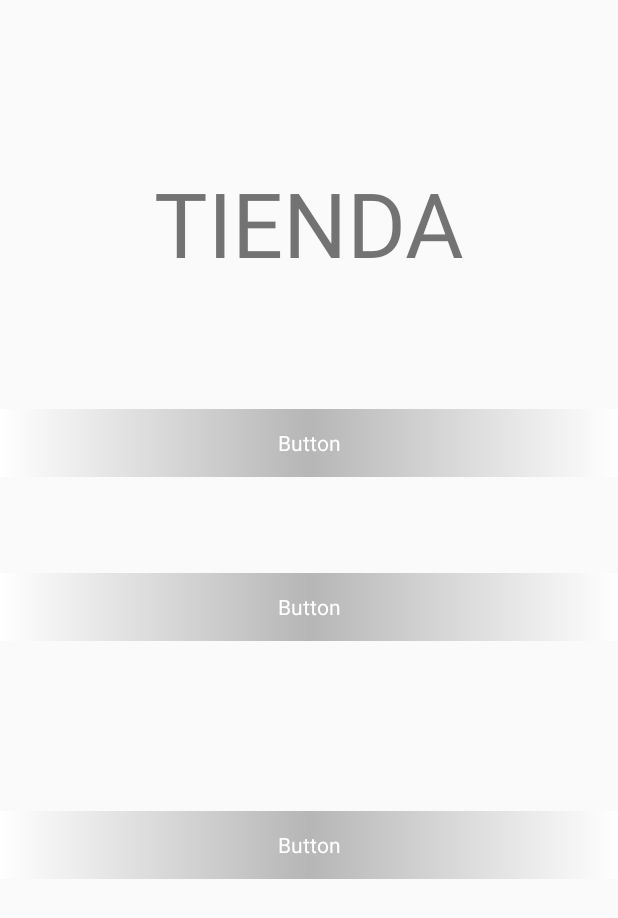
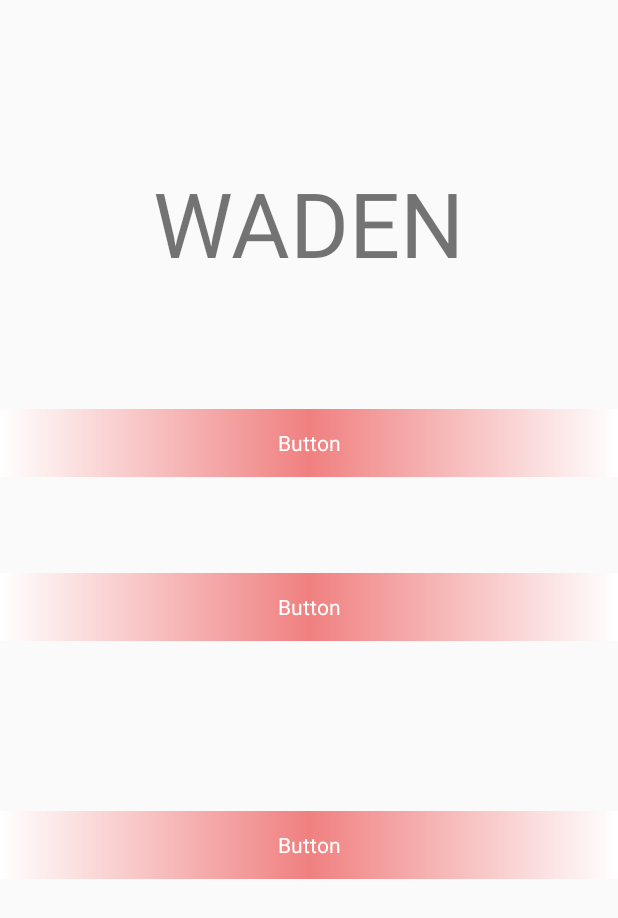
Before and after one commit to Adriaanbl/AdriProject, an Android app: the layout fragment_start_page_.xml on its own in the app's theme, with its tools: preview values and no code run, on a phone screen of 412 x 824 dp. Shown: the top 918 px of the screen. Run offline under Robolectric (Android 15) with nearby library versions, the phone set to English and light mode, and no system bars.

Commit message:
15/10 18:00

```diff
--- a/app/src/main/AndroidManifest.xml
+++ b/app/src/main/AndroidManifest.xml
@@ -7,7 +7,7 @@
         android:dataExtractionRules="@xml/data_extraction_rules"
         android:fullBackupContent="@xml/backup_rules"
         android:icon="@mipmap/ic_launcher"
-        android:label="@string/app_name"
+        android:label=" "
         android:supportsRtl="true"
         android:theme="@style/PrincipalTheme"
         tools:targetApi="31">
--- a/app/src/main/res/drawable/button_selector.xml
+++ /dev/null
@@ -1,8 +0,0 @@
-<?xml version="1.0" encoding="utf-8"?>
-<selector xmlns:android="http://schemas.android.com/apk/res/android">
-    <!-- Estado predeterminado -->
-    <item android:state_enabled="true" android:drawable="@drawable/gradient_button" />
-
-    <!-- Estado cuando el ratón pasa por encima (hover) -->
-    <item android:state_enabled="true" android:state_focused="true" android:drawable="@drawable/gradient_button" />
-</selector>
--- a/app/src/main/res/drawable/gradient_button.xml
+++ b/app/src/main/res/drawable/gradient_button.xml
@@ -1,9 +1,9 @@
 <?xml version="1.0" encoding="utf-8"?>
 <shape xmlns:android="http://schemas.android.com/apk/res/android">
     <gradient
-        android:startColor="#FFFFFF"
-        android:centerColor="#B6B6B6"
-        android:endColor="#FFFFFF"
+        android:startColor="@color/white"
+        android:centerColor="@color/lightcoral"
+        android:endColor="@color/white"
         android:angle="0"
     />
 </shape>
--- a/app/src/main/res/layout/fragment_start_page_.xml
+++ b/app/src/main/res/layout/fragment_start_page_.xml
@@ -11,7 +11,7 @@
         android:layout_width="wrap_content"
         android:layout_height="wrap_content"
         android:layout_marginTop="108dp"
-        android:text="TIENDA"
+        android:text="WADEN"
         android:textSize="60dp"
         app:layout_constraintEnd_toEndOf="parent"
         app:layout_constraintStart_toStartOf="parent"
@@ -27,7 +27,6 @@
         android:text="Button"
         android:textAlignment="center"
         android:theme="@style/PrincipalTheme"
-        android:background="@drawable/button_selector"
         app:layout_constraintTop_toBottomOf="@+id/textView"
         tools:layout_editor_absoluteX="0dp" />
 
--- a/app/src/main/res/values/themes.xml
+++ b/app/src/main/res/values/themes.xml
@@ -14,6 +14,25 @@
         <!-- Customize your theme here. -->
     </style>
 
+
+    <!-- Theme by Adrian Blasco -->
+    <style name="PrincipalTheme" parent="Theme.AppCompat.Light.DarkActionBar">
+        <!-- Primary brand color. -->
+        <item name="colorPrimary">@color/lightcoral</item>
+        <item name="colorPrimaryVariant">@color/indianred</item>
+        <item name="colorOnPrimary">@color/white</item>
+        <!-- Secondary brand color. -->
+        <item name="colorSecondary">@color/teal_200</item>
+        <item name="colorSecondaryVariant">@color/teal_700</item>
+        <item name="colorOnSecondary">@color/black</item>
+        <!-- Status bar color. -->
+        <item name="android:statusBarColor">?attr/colorPrimaryVariant</item>
+        <!-- Customize your theme here. -->
+        <item name="android:buttonStyle">@style/gradient_button</item>
+    </style>
+
+
+    <!-- Style by Adrian Blasco -->
     <style name="gradient_button">
         <item name="android:layout_width">wrap_content</item>
         <item name="android:layout_height">48dp</item>
@@ -22,11 +41,6 @@
         <item name="android:textAllCaps">false</item>
     </style>
 
-    <style name="PrincipalTheme" parent="Theme.AppCompat.Light.DarkActionBar">
-
-
-        <item name="android:buttonStyle">@style/gradient_button</item>
-    </style>
 
 
 </resources>
```
Also changed, not shown: app/src/main/java/es/abd/adriproject/fragmentStartPage.kt (+1 -14 lines), app/src/main/res/anim/button_hover_anim.xml (deleted, +0 -7 lines), app/src/main/res/values/colors.xml (+11 -0 lines).
